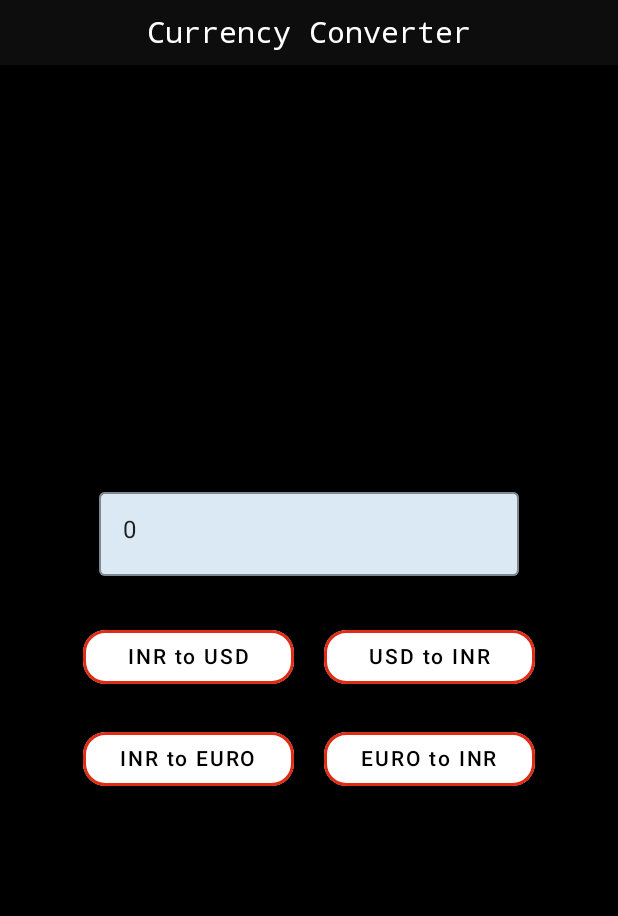
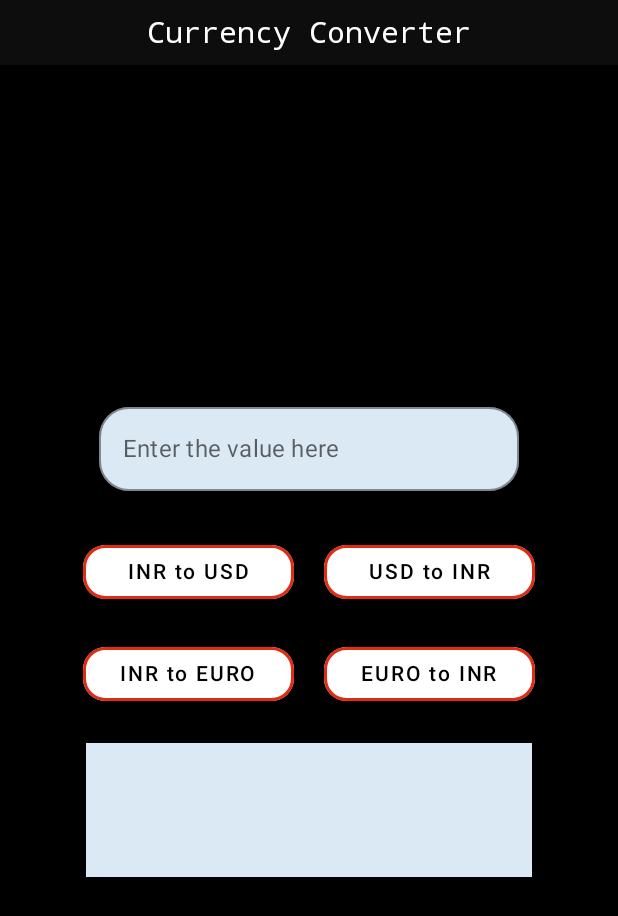
Before and after one commit to adityasood04/Unit-Converter, an Android app built with Jetpack Compose: the CurrencyActivity screen opened directly, with no data from a screen before it, on a phone screen of 412 x 824 dp. Shown: the top 916 px of the screen. Run offline under Robolectric (Android 15) with nearby library versions, the phone set to English and light mode, and no system bars.

Commit message:
Currency Activity layout and logic completed. Other Activities layouts updated.

```diff
--- a/app/src/main/java/com/app/unitconverter/CurrencyActivity.kt
+++ b/app/src/main/java/com/app/unitconverter/CurrencyActivity.kt
@@ -6,8 +6,11 @@ import androidx.activity.ComponentActivity
 import androidx.activity.compose.setContent
 import androidx.compose.foundation.BorderStroke
 import androidx.compose.foundation.background
+import androidx.compose.foundation.border
 import androidx.compose.foundation.layout.*
 import androidx.compose.foundation.shape.RoundedCornerShape
+import androidx.compose.foundation.text.KeyboardActions
+import androidx.compose.foundation.text.KeyboardOptions
 import androidx.compose.material.*
 import androidx.compose.material.icons.Icons
 import androidx.compose.material.icons.filled.MoreVert
@@ -18,11 +21,13 @@ import androidx.compose.ui.graphics.Color
 import androidx.compose.ui.platform.LocalContext
 import androidx.compose.ui.res.colorResource
 import androidx.compose.ui.text.font.FontFamily
+import androidx.compose.ui.text.input.KeyboardType
 import androidx.compose.ui.text.style.TextAlign
 import androidx.compose.ui.tooling.preview.Preview
 import androidx.compose.ui.unit.dp
 import androidx.compose.ui.unit.sp
 import com.app.unitconverter.ui.theme.UnitConverterTheme
+import java.util.logging.Logger.global
 
 class CurrencyActivity : ComponentActivity() {
     override fun onCreate(savedInstanceState: Bundle?) {
@@ -45,9 +50,10 @@ class CurrencyActivity : ComponentActivity() {
 fun textFields() {
     androidx.compose.material.Surface(modifier = Modifier.fillMaxSize()) {
         var n1 = remember {
-            mutableStateOf("0")
+            mutableStateOf("")
 
         }
+
 
         Column(horizontalAlignment = Alignment.CenterHorizontally,
             verticalArrangement = Arrangement.Center,
@@ -58,22 +64,39 @@ fun textFields() {
                 value = n1.value,
                 onValueChange = { newVal->
                     n1.value = newVal
-                },colors = TextFieldDefaults.textFieldColors(
+                }
+                , shape = RoundedCornerShape(20.dp)
+                , placeholder = {
+                           Text(text = "Enter the value here")
+                }, colors = TextFieldDefaults.textFieldColors(
                     backgroundColor = colorResource(R.color.buttonbg)
-                )
+                ),
+                keyboardOptions = KeyboardOptions(keyboardType = KeyboardType.Number)
             )
+            var result by remember {
+                mutableStateOf("")
+            }
+
             Column(
                 modifier=Modifier.padding(45.dp,0.dp)
             ) {
                 Row(modifier = Modifier.padding(0.dp,20.dp,0.dp,0.dp)) {
-                    OutlinedButton(onClick = { /*TODO*/ },shape = RoundedCornerShape(15.dp),
+                    OutlinedButton(onClick = {
+                        var mresult = Integer.parseInt(n1.value)*0.012
+                        result = "${n1.value} INR = ${mresult.toString()} USD"
+                                             }
+
+                        ,shape = RoundedCornerShape(15.dp),
                         border = BorderStroke(2.dp, colorResource(R.color.buttonStroke)),
                         modifier = Modifier
                             .weight(1f)
                             .padding(10.dp)) {
                         Text(text = "INR to USD",color = colorResource(id = R.color.black))
                     }
-                    OutlinedButton(onClick = { /*TODO*/ },shape = RoundedCornerShape(15.dp),
+                    OutlinedButton(onClick = {
+                        var mresult = Integer.parseInt(n1.value)*82
+                        result = "${n1.value} USD = ${mresult.toString()} INR"
+                    } ,shape = RoundedCornerShape(15.dp),
                         border = BorderStroke(2.dp, colorResource(R.color.buttonStroke)),
                         modifier = Modifier
                             .weight(1f)
@@ -82,14 +105,21 @@ fun textFields() {
                     }
                 }
                 Row() {
-                    OutlinedButton(onClick = { /*TODO*/ },shape = RoundedCornerShape(15.dp),
+                    OutlinedButton(onClick = {
+                        var mresult = Integer.parseInt(n1.value)*0.013
+                        result = "${n1.value} INR = ${mresult.toString()} EURO"
+                    }
+                        ,shape = RoundedCornerShape(15.dp),
                         border = BorderStroke(2.dp, colorResource(R.color.buttonStroke)),
                         modifier = Modifier
                             .weight(1f)
                             .padding(10.dp)) {
                         Text(text = "INR to EURO",color = colorResource(id = R.color.black))
                     }
-                    OutlinedButton(onClick = { /*TODO*/ },shape = RoundedCornerShape(15.dp),
+                    OutlinedButton(onClick = {
+                        var mresult = Integer.parseInt(n1.value)*80
+                        result = "${n1.value} EURO = ${mresult.toString()} INR"
+                    },shape = RoundedCornerShape(15.dp),
                         border = BorderStroke(2.dp, colorResource(R.color.buttonStroke)),
                         modifier = Modifier
                             .weight(1f)
@@ -97,11 +127,22 @@ fun textFields() {
                         Text(text = "EURO to INR",color = colorResource(id = R.color.black))
                     }
                 }
+                Box(modifier = Modifier.padding(12.dp)){
+                    Column(modifier = Modifier
+                        .fillMaxWidth()
+                        .background(colorResource(R.color.buttonbg))
+                        .padding(35.dp),
+                        horizontalAlignment = Alignment.CenterHorizontally) {
+                        Text(text = result, color = colorResource(R.color.black))
+                    }
+                }
+
             }
 
 
 
         }
+
 
 
     }
@@ -139,6 +180,7 @@ fun currencyActivity(){
 }
 
 
+
 @Preview(showBackground = true)
 @Composable
 fun DefaultPreview2() {
```
Also changed, not shown: app/src/main/java/com/app/unitconverter/DistanceActivity.kt (+14 -4 lines), app/src/main/java/com/app/unitconverter/TimeActivity.kt (+19 -2 lines).
